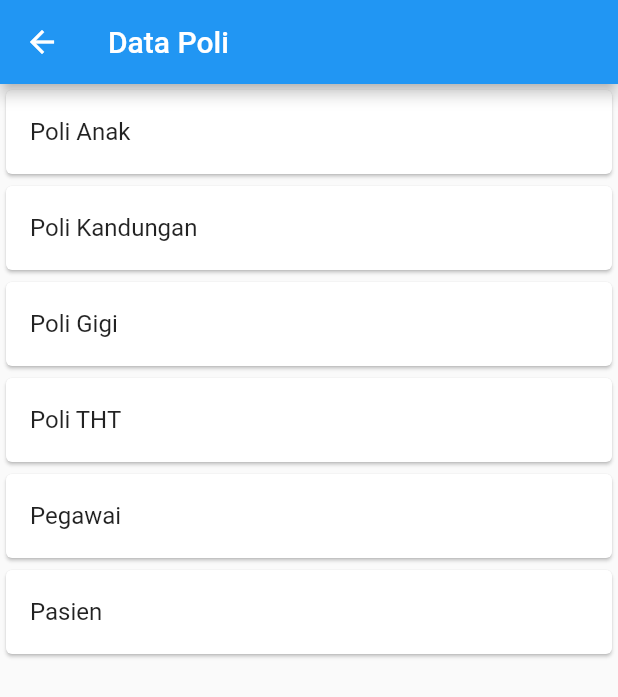
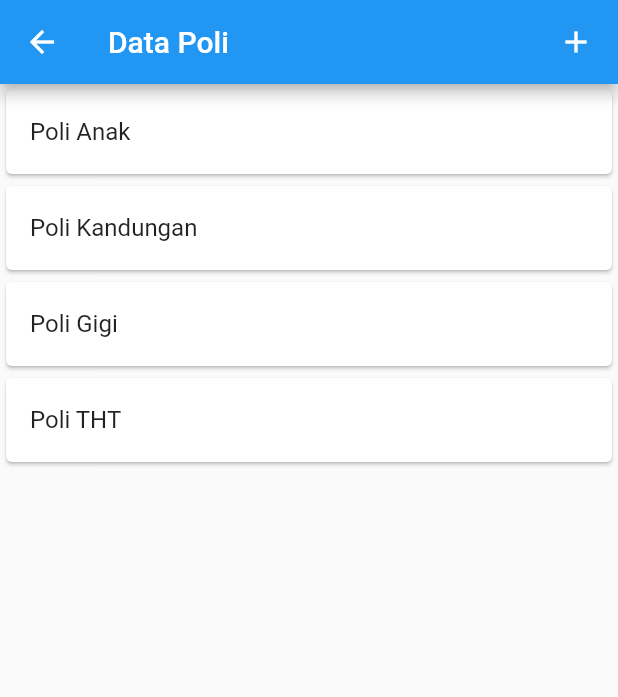
Before and after one commit to andsr157/Klinik, a Flutter app: the PoliPage screen opened directly, on a phone screen of 412 x 824 dp. Shown: the top 697 px of the screen. Run offline on Flutter 3.47's test engine with Material 2 defaults, Android fonts, the phone set to English and light mode, and no system bars.

Commit message:
memisahkan list item, menambah form tambah data

```diff
--- a/lib/main.dart
+++ b/lib/main.dart
@@ -1,3 +1,4 @@
+import 'package:belajar_fluter/ui/pegawai_page.dart';
 import 'package:flutter/material.dart';
 import 'ui/poli_page.dart';
 import 'ui/home.dart';
--- /dev/null
+++ b/lib/ui/poli_item.dart
@@ -0,0 +1,25 @@
+import 'package:belajar_fluter/model/pegawai.dart';
+import 'package:belajar_fluter/ui/pegawai_detail.dart';
+import "package:flutter/material.dart";
+import 'poli_detail.dart';
+import '../model/poli.dart';
+import '../model/pegawai.dart';
+
+class PoliItem extends StatelessWidget {
+  final Poli poli;
+  const PoliItem({super.key, required this.poli});
+
+  @override
+  Widget build(BuildContext context) {
+    return GestureDetector(
+      child: Card(
+          child: ListTile(
+        title: Text("${poli.namaPoli}"),
+      )),
+      onTap: () {
+        Navigator.push(context,
+            MaterialPageRoute(builder: (context) => PoliDetail(poli: poli)));
+      },
+    );
+  }
+}
--- a/lib/ui/poli_page.dart
+++ b/lib/ui/poli_page.dart
@@ -4,6 +4,8 @@ import "package:flutter/material.dart";
 import 'poli_detail.dart';
 import '../model/poli.dart';
 import '../model/pegawai.dart';
+import 'poli_item.dart';
+import 'poli_form.dart';
 
 class PoliPage extends StatefulWidget {
   const PoliPage({super.key});
@@ -18,65 +20,31 @@ class _PoliPageState extends State<PoliPage> {
     return Scaffold(
       appBar: AppBar(
         title: const Text('Data Poli'),
+        actions: [
+          GestureDetector(
+            child: Padding(
+                padding: EdgeInsets.all(16.0), child: const Icon(Icons.add)),
+            onTap: () {
+              Navigator.push(
+                  context, MaterialPageRoute(builder: (context) => PoliForm()));
+            },
+          )
+        ],
       ),
       body: ListView(
         children: [
-          GestureDetector(
-              child: Card(
-                child: ListTile(
-                  title: const Text('Poli Anak'),
-                ),
-              ),
-              onTap: () {
-                Poli poliAnak = new Poli(namaPoli: 'July Dwi Saputra');
-                Navigator.push(
-                    context,
-                    MaterialPageRoute(
-                        builder: (context) => PoliDetail(poli: poliAnak)));
-              }),
-          Card(
-            child: ListTile(
-              title: const Text('Poli Kandungan'),
-            ),
+          PoliItem(
+            poli: Poli(namaPoli: "Poli Anak"),
           ),
-          Card(
-            child: ListTile(
-              title: const Text('Poli Gigi'),
-            ),
+          PoliItem(
+            poli: Poli(namaPoli: "Poli Kandungan"),
           ),
-          Card(
-            child: ListTile(
-              title: const Text('Poli THT'),
-            ),
+          PoliItem(
+            poli: Poli(namaPoli: "Poli Gigi"),
           ),
-          GestureDetector(
-            child: Card(
-              child: ListTile(
-                title: const Text('Pegawai'),
-              ),
-            ),
-            onTap: () {
-              Pegawai datapegawai = new Pegawai(
-                  nip: '12210979',
-                  nama: 'July',
-                  tanggal_lahir: '2 JULI 2000',
-                  nomor_telepon: '081233456789',
-                  email: 'jul@jul.jul',
-                  password: 'Lorog99');
-              Navigator.push(
-                  context,
-                  MaterialPageRoute(
-                      builder: (context) =>
-                          PegawaiDetail(pegawai: datapegawai)));
-            },
+          PoliItem(
+            poli: Poli(namaPoli: "Poli THT"),
           ),
-          GestureDetector(
-            child: Card(
-              child: ListTile(
-                title: const Text('Pasien'),
-              ),
-            ),
-          )
         ],
       ),
     );
```
Also changed, not shown: lib/ui/home.dart (+8 -24 lines), lib/ui/pasien_form.dart (added, +38 -0 lines), lib/ui/pasien_item.dart (added, +26 -0 lines), lib/ui/pasien_page.dart (added, +57 -0 lines), lib/ui/pegawai_form.dart (added, +39 -0 lines), lib/ui/pegawai_item.dart (added, +26 -0 lines), lib/ui/pegawai_page.dart (added, +60 -0 lines), lib/ui/poli_form.dart (added, +30 -0 lines).
